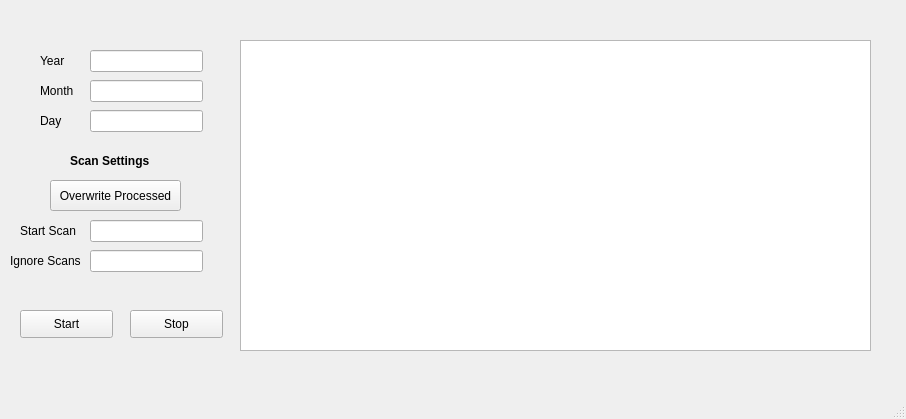
The window that ScanAnalysis/live_watch/scan_analysis_gui/app/gui/ScAnalyzer.ui (GEECS-BELLA/GEECS-Plugins) describes before a commit, drawn with Qt 5.
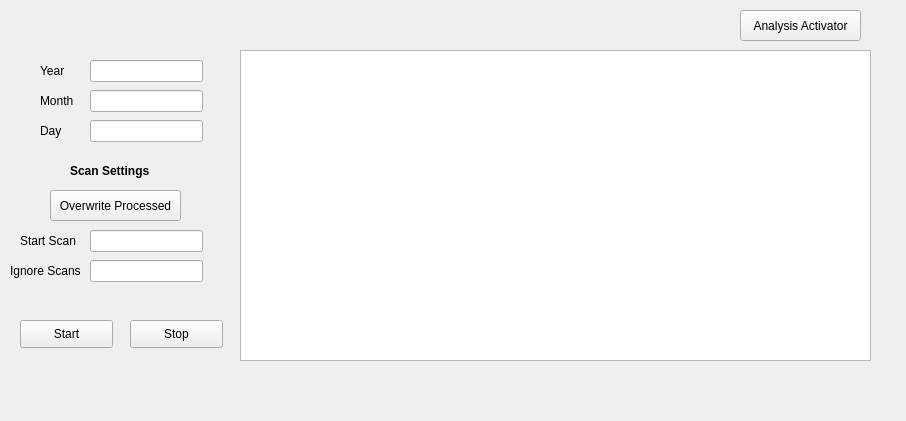
The same window after the commit.

Diff of the .ui file:
```diff
--- a/ScanAnalysis/live_watch/scan_analysis_gui/app/gui/ScAnalyzer.ui
+++ b/ScanAnalysis/live_watch/scan_analysis_gui/app/gui/ScAnalyzer.ui
@@ -7,18 +7,21 @@
     <x>0</x>
     <y>0</y>
     <width>906</width>
-    <height>419</height>
+    <height>421</height>
    </rect>
   </property>
   <property name="windowTitle">
    <string>MainWindow</string>
   </property>
+  <property name="tabShape">
+   <enum>QTabWidget::Rounded</enum>
+  </property>
   <widget class="QWidget" name="centralwidget">
    <widget class="QPushButton" name="buttonStart">
     <property name="geometry">
      <rect>
       <x>20</x>
-      <y>310</y>
+      <y>320</y>
       <width>93</width>
       <height>28</height>
      </rect>
@@ -31,7 +34,7 @@
     <property name="geometry">
      <rect>
       <x>130</x>
-      <y>310</y>
+      <y>320</y>
       <width>93</width>
       <height>28</height>
      </rect>
@@ -44,7 +47,7 @@
     <property name="geometry">
      <rect>
       <x>90</x>
-      <y>50</y>
+      <y>60</y>
       <width>113</width>
       <height>22</height>
      </rect>
@@ -54,7 +57,7 @@
     <property name="geometry">
      <rect>
       <x>90</x>
-      <y>80</y>
+      <y>90</y>
       <width>113</width>
       <height>22</height>
      </rect>
@@ -64,7 +67,7 @@
     <property name="geometry">
      <rect>
       <x>90</x>
-      <y>110</y>
+      <y>120</y>
       <width>113</width>
       <height>22</height>
      </rect>
@@ -74,7 +77,7 @@
     <property name="geometry">
      <rect>
       <x>40</x>
-      <y>50</y>
+      <y>60</y>
       <width>31</width>
       <height>21</height>
      </rect>
@@ -87,7 +90,7 @@
     <property name="geometry">
      <rect>
       <x>40</x>
-      <y>80</y>
+      <y>90</y>
       <width>41</width>
       <height>21</height>
      </rect>
@@ -100,7 +103,7 @@
     <property name="geometry">
      <rect>
       <x>40</x>
-      <y>110</y>
+      <y>120</y>
       <width>41</width>
       <height>21</height>
      </rect>
@@ -113,7 +116,7 @@
     <property name="geometry">
      <rect>
       <x>240</x>
-      <y>40</y>
+      <y>50</y>
       <width>631</width>
       <height>311</height>
      </rect>
@@ -123,7 +126,7 @@
     <property name="geometry">
      <rect>
       <x>90</x>
-      <y>220</y>
+      <y>230</y>
       <width>113</width>
       <height>22</height>
      </rect>
@@ -133,7 +136,7 @@
     <property name="geometry">
      <rect>
       <x>20</x>
-      <y>220</y>
+      <y>230</y>
       <width>61</width>
       <height>21</height>
      </rect>
@@ -146,7 +149,7 @@
     <property name="geometry">
      <rect>
       <x>10</x>
-      <y>250</y>
+      <y>260</y>
       <width>81</width>
       <height>21</height>
      </rect>
@@ -159,7 +162,7 @@
     <property name="geometry">
      <rect>
       <x>90</x>
-      <y>250</y>
+      <y>260</y>
       <width>113</width>
       <height>22</height>
      </rect>
@@ -169,7 +172,7 @@
     <property name="geometry">
      <rect>
       <x>70</x>
-      <y>150</y>
+      <y>160</y>
       <width>81</width>
       <height>21</height>
      </rect>
@@ -188,7 +191,7 @@
     <property name="geometry">
      <rect>
       <x>50</x>
-      <y>180</y>
+      <y>190</y>
       <width>131</width>
       <height>31</height>
      </rect>
@@ -197,18 +200,29 @@
      <string>Overwrite Processed</string>
     </property>
    </widget>
+   <widget class="QPushButton" name="buttonAnalysisActivator">
+    <property name="geometry">
+     <rect>
+      <x>740</x>
+      <y>10</y>
+      <width>121</width>
+      <height>31</height>
+     </rect>
+    </property>
+    <property name="text">
+     <string>Analysis Activator</string>
+    </property>
+    <property name="autoDefault">
+     <bool>false</bool>
+    </property>
+    <property name="default">
+     <bool>false</bool>
+    </property>
+    <property name="flat">
+     <bool>false</bool>
+    </property>
+   </widget>
   </widget>
-  <widget class="QMenuBar" name="menubar">
-   <property name="geometry">
-    <rect>
-     <x>0</x>
-     <y>0</y>
-     <width>906</width>
-     <height>26</height>
-    </rect>
-   </property>
-  </widget>
-  <widget class="QStatusBar" name="statusbar"/>
  </widget>
  <resources/>
  <connections/>
```
